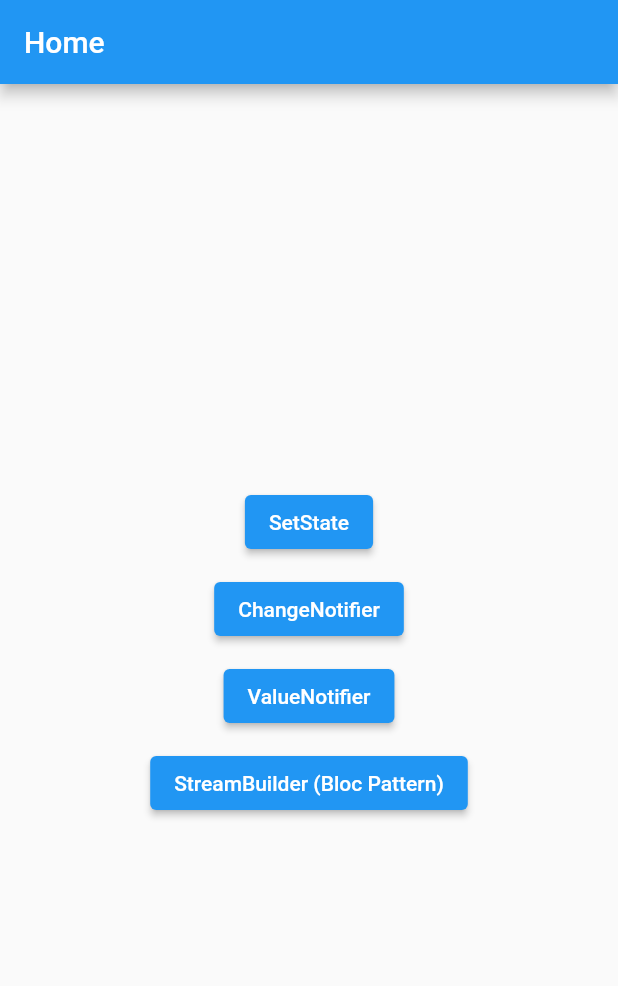
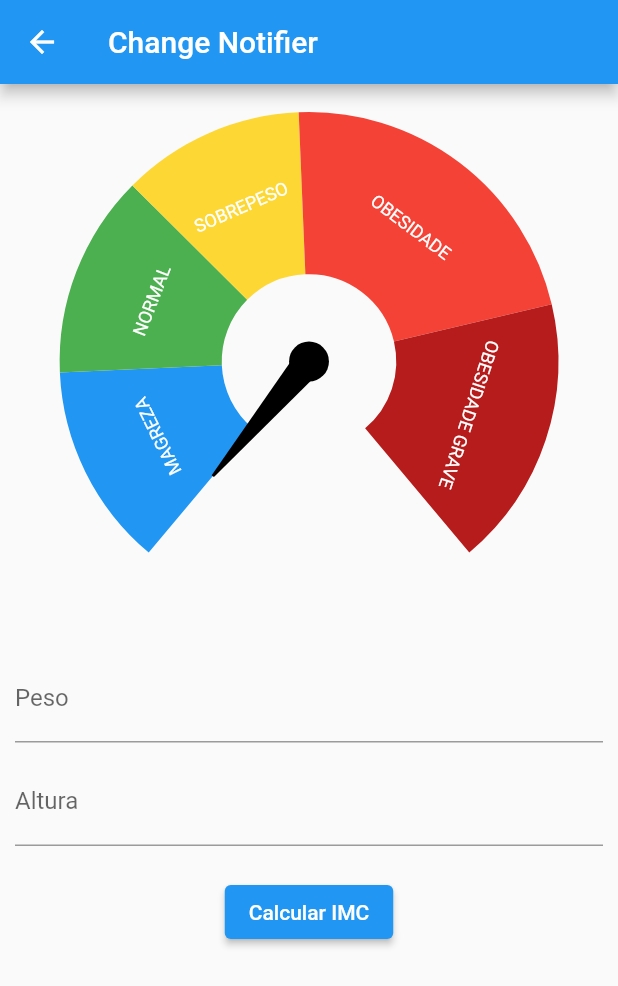
Before and after one commit to brunozupp/modulo13_gerencia_estado, a Flutter app: the screen it shows after launch, after a tap on "ChangeNotifier", on a phone screen of 412 x 824 dp. Shown: the top 986 px of the screen. Run offline on Flutter 3.47's test engine with Material 2 defaults, Android fonts, the phone set to English and light mode, and no system bars; drawn by our look-alikes of syncfusion_flutter_gauges; our stand-ins replace currency_text_input_formatter.

Commit message:
Change Notifier

```diff
--- /dev/null
+++ b/lib/change_notifier/imc_change_notifier_page.dart
@@ -0,0 +1,135 @@
+import 'dart:math';
+
+import 'package:currency_text_input_formatter/currency_text_input_formatter.dart';
+import 'package:flutter/material.dart';
+import 'package:intl/intl.dart';
+import 'package:modulo13_gerencia_estado/change_notifier/imc_controller.dart';
+import 'package:modulo13_gerencia_estado/widgets/imc_gauge.dart';
+
+class ImcChangeNotifierPage extends StatefulWidget {
+  const ImcChangeNotifierPage({ Key? key }) : super(key: key);
+
+  @override
+  State<ImcChangeNotifierPage> createState() => _ImcChangeNotifierPageState();
+}
+
+class _ImcChangeNotifierPageState extends State<ImcChangeNotifierPage> {
+
+  final pesoEC = TextEditingController();
+  final alturaEC = TextEditingController();
+  final formKey = GlobalKey<FormState>();
+
+  final controller = ImcController();
+
+  @override
+  void dispose() {
+
+    pesoEC.dispose();
+    alturaEC.dispose();
+
+    super.dispose();
+  }
+
+  @override
+  Widget build(BuildContext context) {
+    return Scaffold(
+      appBar: AppBar(
+        title: const Text("Change Notifier"),
+      ),
+      body: SingleChildScrollView(
+        padding: const EdgeInsets.all(10),
+        child: Form(
+          key: formKey,
+          child: Column(
+            children: [
+
+              AnimatedBuilder(
+                animation: controller,
+                builder: (context, child) {
+                  return ImcGauge(
+                    imc: controller.imc,
+                  );
+                }
+              ),
+
+              const SizedBox(
+                height: 20,
+              ),
+
+              TextFormField(
+                controller: pesoEC,
+                keyboardType: TextInputType.number,
+                decoration: const InputDecoration(
+                  labelText: 'Peso',
+                ),
+                inputFormatters: [
+                  CurrencyTextInputFormatter(
+                    locale: "pt_BR",
+                    symbol: "",
+                    decimalDigits: 2,
+                    turnOffGrouping: true,
+                  ),
+                ],
+                validator: (value) {
+                  if(value == null || value.isEmpty) {
+                    return "Obrigatório";
+                  }
+
+                  return null;
+                },
+              ),
+              const SizedBox(
+                height: 10,
+              ),
+              TextFormField(
+                controller: alturaEC,
+                keyboardType: TextInputType.number,
+                decoration: const InputDecoration(
+                  labelText: 'Altura',
+                ),
+                inputFormatters: [
+                  CurrencyTextInputFormatter(
+                    locale: "pt_BR",
+                    symbol: "",
+                    decimalDigits: 2,
+                    turnOffGrouping: true,
+                  ),
+                ],
+                validator: (value) {
+                  if(value == null || value.isEmpty) {
+                    return "Obrigatório";
+                  }
+
+                  return null;
+                },
+              ),
+              const SizedBox(
+                height: 20,
+              ),
+              ElevatedButton(
+                onPressed: () {
+                  final formValid = formKey.currentState?.validate() ?? false;
+
+                  if(formValid) {
+                    final formatter = NumberFormat.simpleCurrency(
+                      locale: "pt_BR",
+                      decimalDigits: 2
+                    );
+
+                    final peso = formatter.parse(pesoEC.text) as double;
+                    final altura = formatter.parse(alturaEC.text) as double;
+
+                    controller.calcularIMC(peso: peso, altura: altura);
+                  }
+                },
+                child: const Text(
+                  "Calcular IMC",
+                ),
+              ),
+            ],
+          ),
+        ),
+      ),
+    );
+  }
+}
--- /dev/null
+++ b/lib/change_notifier/imc_controller.dart
@@ -0,0 +1,24 @@
+import 'dart:math';
+
+import 'package:flutter/material.dart';
+
+class ImcController extends ChangeNotifier {
+
+  var imc = 0.0;
+
+  void calcularIMC({
+    required double peso,
+    required double altura,
+  }) async {
+
+    imc = 0;
+
+    notifyListeners();
+
+    await Future.delayed(const Duration(seconds: 1));
+
+    imc = peso / pow(altura, 2);
+
+    notifyListeners();
+  }
+}
--- a/lib/home_page.dart
+++ b/lib/home_page.dart
@@ -1,4 +1,5 @@
 import 'package:flutter/material.dart';
+import 'package:modulo13_gerencia_estado/change_notifier/imc_change_notifier_page.dart';
 import 'package:modulo13_gerencia_estado/set_state/imc_set_state_page.dart';
 import 'package:modulo13_gerencia_estado/value_notifier/imc_value_notifier_page.dart';
 
@@ -29,7 +30,7 @@ class HomePage extends StatelessWidget {
 
             ElevatedButton(
               onPressed: () {
-
+                _goToPage(context, const ImcChangeNotifierPage());
               },
               child: const Text(
                 "ChangeNotifier",
```
